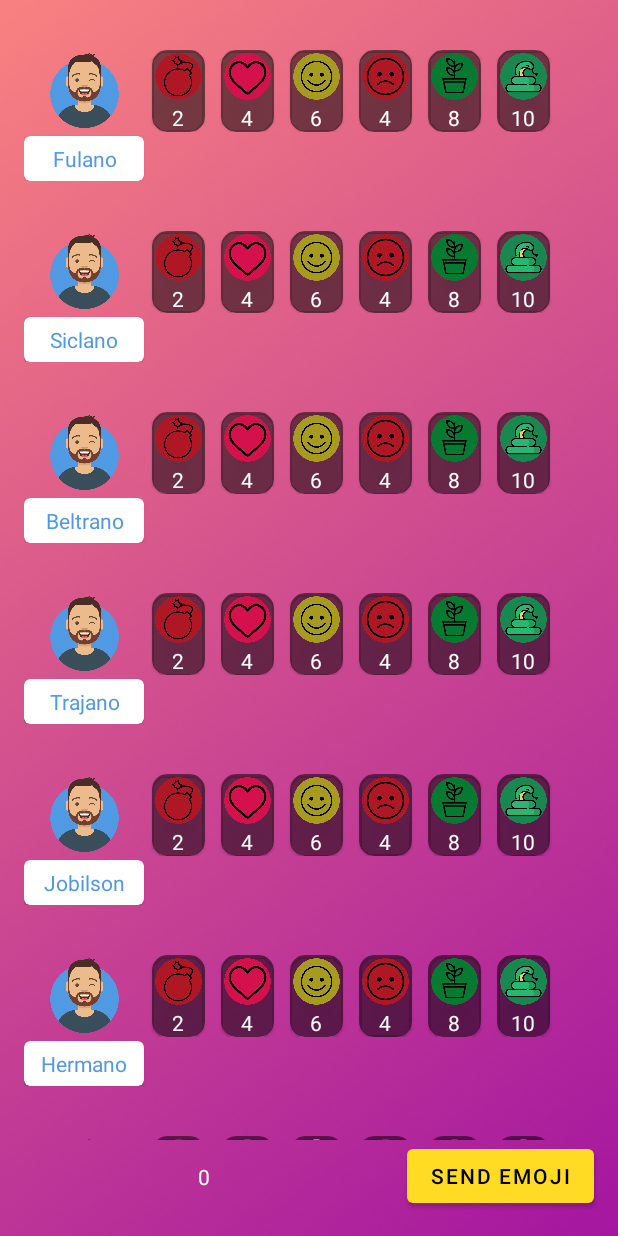
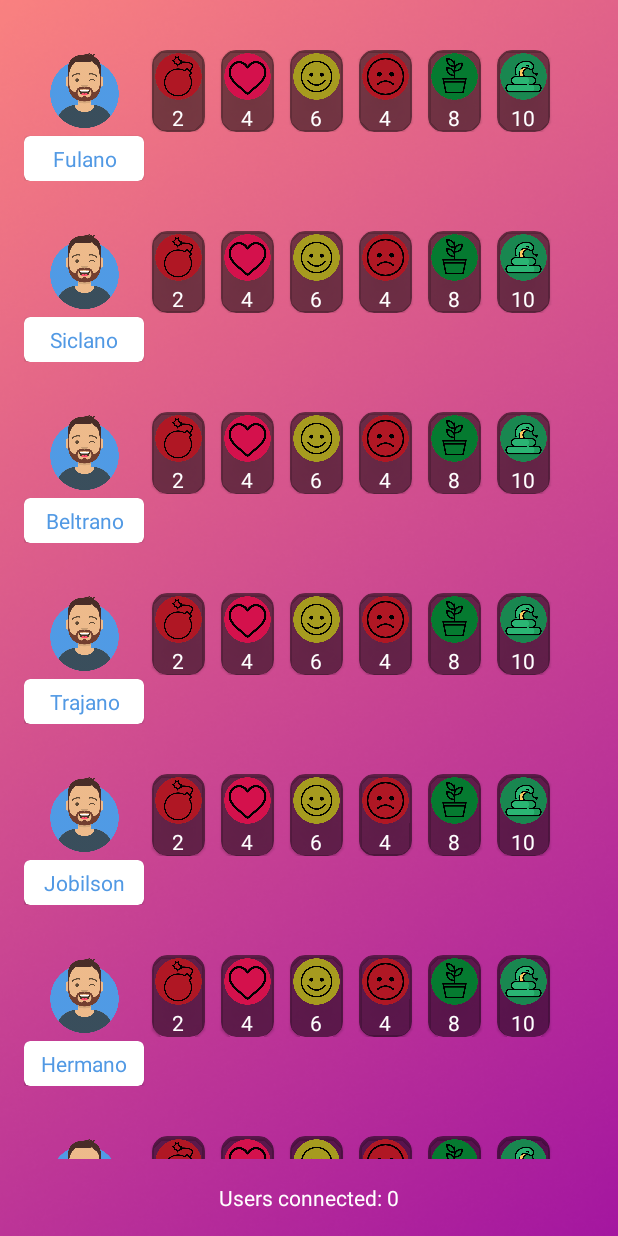
Before and after one commit to samirmaciel/Queridometro-NodeJS, an Android app: the HomeScreen screen opened directly, with no data from a screen before it, on a phone screen of 412 x 824 dp. Run offline under Robolectric (Android 15) with nearby library versions, the phone set to English and light mode, and no system bars; libraries missing offline, so code that uses them is left out: io.socket.client; 4 statements that could not run were skipped.

```diff
--- a/app/src/main/java/com/example/queridometroapp/Feature/Modules/Adapter/UsersCarouselRecyclerViewAdapter.kt
+++ b/app/src/main/java/com/example/queridometroapp/Feature/Modules/Adapter/UsersCarouselRecyclerViewAdapter.kt
@@ -3,12 +3,13 @@ package com.example.queridometroapp.Feature.Modules.Adapter
 import android.view.LayoutInflater
 import android.view.View
 import android.view.ViewGroup
+import android.widget.ImageView
 import android.widget.TextView
 import androidx.recyclerview.widget.RecyclerView
 import com.example.queridometroapp.Feature.Domain.Model.User
 import com.example.queridometroapp.R
 
-class UsersCarouselRecyclerViewAdapter : RecyclerView.Adapter<UsersCarouselRecyclerViewAdapter.MyViewHolder>() {
+class UsersCarouselRecyclerViewAdapter(val userClick : (String, Int) -> Unit) : RecyclerView.Adapter<UsersCarouselRecyclerViewAdapter.MyViewHolder>() {
 
     var itemList = mutableListOf<User>()
 
@@ -17,7 +18,7 @@ class UsersCarouselRecyclerViewAdapter : RecyclerView.Adapter<UsersCarouselRecyc
     }
 
     override fun onBindViewHolder(holder: MyViewHolder, position: Int) {
-        holder.bindItem(itemList[position % itemList.size])
+        holder.bindItem(position % itemList.size, userClick)
     }
 
     override fun getItemCount(): Int {
@@ -26,17 +27,18 @@ class UsersCarouselRecyclerViewAdapter : RecyclerView.Adapter<UsersCarouselRecyc
 
     inner class MyViewHolder(itemView : View) : RecyclerView.ViewHolder(itemView) {
 
-        fun bindItem(user : User){
+        fun bindItem(position : Int, userClcik: (String, Int) -> Unit){
+                itemView.findViewById<ImageView>(R.id.ivUserAvatar).setOnClickListener{
+                    userClick(itemList[position].name, position)
+                }
 
-                itemView.findViewById<TextView>(R.id.tvUserName).text = user.name
-                itemView.findViewById<TextView>(R.id.tvCountBomb).text = user.emojis[0].toString()
-                itemView.findViewById<TextView>(R.id.tvCountHert).text = user.emojis[1].toString()
-                itemView.findViewById<TextView>(R.id.tvCountSmile).text = user.emojis[2].toString()
-                itemView.findViewById<TextView>(R.id.tvCountSad).text = user.emojis[3].toString()
-                itemView.findViewById<TextView>(R.id.tvCountPlant).text = user.emojis[4].toString()
-                itemView.findViewById<TextView>(R.id.tvCountSnake).text = user.emojis[5].toString()
-
-
+                itemView.findViewById<TextView>(R.id.tvUserName).text = itemList[position].name
+                itemView.findViewById<TextView>(R.id.tvCountBomb).text = itemList[position].emojis[0].toString()
+                itemView.findViewById<TextView>(R.id.tvCountHert).text = itemList[position].emojis[1].toString()
+                itemView.findViewById<TextView>(R.id.tvCountSmile).text = itemList[position].emojis[2].toString()
+                itemView.findViewById<TextView>(R.id.tvCountSad).text = itemList[position].emojis[3].toString()
+                itemView.findViewById<TextView>(R.id.tvCountPlant).text = itemList[position].emojis[4].toString()
+                itemView.findViewById<TextView>(R.id.tvCountSnake).text = itemList[position].emojis[5].toString()
         }
 
     }
--- a/app/src/main/java/com/example/queridometroapp/Feature/Modules/HomeScreen/HomeScreen.kt
+++ b/app/src/main/java/com/example/queridometroapp/Feature/Modules/HomeScreen/HomeScreen.kt
@@ -21,6 +21,7 @@ class HomeScreen : AppCompatActivity() {
     lateinit var recyclerAdapter : UsersCarouselRecyclerViewAdapter
     private val viewModel : HomeScreenViewModel by viewModels()
 
+    @RequiresApi(Build.VERSION_CODES.N)
     override fun onCreate(savedInstanceState: Bundle?) {
         super.onCreate(savedInstanceState)
         _binding = ActivityHomescreenBinding.inflate(layoutInflater)
@@ -32,7 +33,7 @@ class HomeScreen : AppCompatActivity() {
     override fun onResume() {
         super.onResume()
 
-//        Timer().scheduleAtFixedRate(ScrollTimer(), 10, 10)
+       //Timer().scheduleAtFixedRate(ScrollTimer(), 10, 10)
 
         viewModel.userName = intent.getStringExtra("userName").toString()
         viewModel.registerUserName()
@@ -42,8 +43,8 @@ class HomeScreen : AppCompatActivity() {
             binding.tvMessageConnection.text = it.toString()
         }
 
-        binding.btnSendEmoji.setOnClickListener{
-            SelectEmojiBottomSheet().show(supportFragmentManager, "SelectEmojiBottomSheet")
+        viewModel.usersConnectedCheck.observe(this){
+            binding.tvMessageConnection.text = "Users connected: ${it}"
         }
 
         recyclerAdapter.itemList = Mock.getUsersList()
@@ -53,12 +54,18 @@ class HomeScreen : AppCompatActivity() {
                 recyclerAdapter.itemList = it
                 recyclerAdapter.notifyDataSetChanged()
             }
-
         }
     }
 
+    @RequiresApi(Build.VERSION_CODES.N)
     private fun initComponents() {
-        recyclerAdapter = UsersCarouselRecyclerViewAdapter()
+        recyclerAdapter = UsersCarouselRecyclerViewAdapter{ userName, position ->
+            SelectEmojiBottomSheet{ drawableID ->
+                var list = recyclerAdapter.itemList[position].emojis
+                list[Mock.getMapDrawbles()[drawableID]!!] = list[Mock.getMapDrawbles()[drawableID]!!] + 1
+                viewModel.sendEmojiToUser(mapOf(userName to  list))
+            }.show(supportFragmentManager, "BottomSheetSelectEmoji")
+        }
         val layoutManager = LinearLayoutManager(this, LinearLayoutManager.VERTICAL, false)
         binding.rvUsers.layoutManager = layoutManager
         binding.rvUsers.adapter = recyclerAdapter
@@ -72,11 +79,13 @@ class HomeScreen : AppCompatActivity() {
                 }
             })
         }
+    }
+
+    @RequiresApi(Build.VERSION_CODES.N)
+    override fun onDestroy() {
+        viewModel.socketConnection.disconnect()
+        super.onDestroy()
+        _binding = null
 
     }
-
-    override fun onDestroy() {
-        super.onDestroy()
-        _binding = null
-    }
 }
--- a/app/src/main/java/com/example/queridometroapp/Feature/Modules/HomeScreen/HomeScreenViewModel.kt
+++ b/app/src/main/java/com/example/queridometroapp/Feature/Modules/HomeScreen/HomeScreenViewModel.kt
@@ -9,19 +9,18 @@ import com.example.queridometroapp.Feature.Connetion.SocketHandler
 import com.example.queridometroapp.Feature.Domain.Model.User
 import com.example.queridometroapp.Feature.GetJson
 import io.socket.client.Socket
+import org.json.JSONObject
 
 @RequiresApi(Build.VERSION_CODES.N)
 class HomeScreenViewModel : ViewModel(){
 
-    lateinit var socketConnection : Socket
-    private var connection : Socket? = null
-    var checkConnection : MutableLiveData<String> = MutableLiveData()
+    var socketConnection : Socket = SocketHandler.getSocket()
+    var usersConnectedCheck : MutableLiveData<Int> = MutableLiveData(0)
     var userName : String = "Default"
     var emojiSelected : MutableLiveData<Int> = MutableLiveData(0)
     var userList : MutableLiveData<MutableList<User>> = MutableLiveData(mutableListOf())
 
     init {
-        socketConnection = SocketHandler.getSocket()
         setListeners()
         connect()
     }
@@ -38,13 +37,8 @@ class HomeScreenViewModel : ViewModel(){
     fun setListeners(){
 
         socketConnection.on("usersUpdate") { args ->
-
-
-        }
-
-        socketConnection.on("usersUpdate") { args ->
             val json = GetJson.getMap(args[0].toString())
-
+            Log.d("SOCKETFUCK", "setListeners: " + json.toString())
             val d : Map<String, Object> = json as Map<String, Object>
 
             var tempList = mutableListOf<User>()
@@ -56,11 +50,12 @@ class HomeScreenViewModel : ViewModel(){
                 )
                 tempList.add(user)
             }
-
             userList.postValue(tempList)
-
+            usersConnectedCheck.postValue(tempList.size)
         }
-
     }
 
+    fun sendEmojiToUser(userMap : Map<String, List<Int>>){
+        socketConnection.emit("sendEmojiForUser", JSONObject(userMap.toString()))
+    }
 }
--- a/app/src/main/res/layout/activity_homescreen.xml
+++ b/app/src/main/res/layout/activity_homescreen.xml
@@ -11,36 +11,26 @@
     <androidx.recyclerview.widget.RecyclerView
         android:id="@+id/rvUsers"
         android:layout_width="match_parent"
-        tools:listitem="@layout/item_user"
         android:layout_height="0dp"
         android:layout_marginHorizontal="16dp"
-        app:layout_constraintTop_toTopOf="parent"
+        android:layout_marginBottom="16dp"
         app:layout_constraintEnd_toEndOf="parent"
         app:layout_constraintStart_toStartOf="parent"
-        app:layout_constraintBottom_toTopOf="@id/btnSendEmoji"/>
-
-    <com.google.android.material.button.MaterialButton
-        android:id="@+id/btnSendEmoji"
-        android:layout_width="wrap_content"
-        android:layout_height="wrap_content"
-        android:layout_marginEnd="16dp"
-        android:layout_marginBottom="16dp"
-        android:textColor="@color/black"
-        app:layout_constraintEnd_toEndOf="parent"
-        app:layout_constraintBottom_toBottomOf="parent"
-        android:text="@string/title_send_emoji"/>
+        app:layout_constraintTop_toTopOf="parent"
+        app:layout_constraintBottom_toTopOf="@id/tvMessageConnection"
+        tools:listitem="@layout/item_user" />
 
     <TextView
         android:id="@+id/tvMessageConnection"
         android:layout_width="wrap_content"
         android:layout_height="wrap_content"
-        android:visibility="invisible"
+        android:text="Users connected: "
         android:textColor="@color/white"
-        app:layout_constraintEnd_toStartOf="@id/btnSendEmoji"
-        app:layout_constraintBottom_toBottomOf="@id/btnSendEmoji"
-        app:layout_constraintTop_toTopOf="@id/btnSendEmoji"
+        android:layout_marginBottom="16dp"
         app:layout_constraintStart_toStartOf="parent"
-        android:text="Message connection"/>
+        app:layout_constraintEnd_toEndOf="parent"
+        app:layout_constraintBottom_toBottomOf="parent"
+        tools:layout_editor_absoluteY="682dp" />
 
 
 </androidx.constraintlayout.widget.ConstraintLayout>
--- a/app/src/main/res/layout/item_user.xml
+++ b/app/src/main/res/layout/item_user.xml
@@ -6,6 +6,8 @@
 
     <ImageView
         android:id="@+id/ivUserAvatar"
+        android:focusable="true"
+        android:clickable="true"
         android:layout_width="50dp"
         android:layout_height="50dp"
         app:layout_constraintStart_toStartOf="@id/cardViewName"
```
Also changed, not shown: app/src/main/java/com/example/queridometroapp/Feature/Mock.kt (+14 -0 lines), app/src/main/java/com/example/queridometroapp/Feature/Modules/Adapter/SelectEmojiRecyclerAdapter.kt (+27 -24 lines), app/src/main/java/com/example/queridometroapp/Feature/Modules/SelectEmojiBottomSheet/SelectEmojiBottomSheet.kt (+11 -6 lines).
